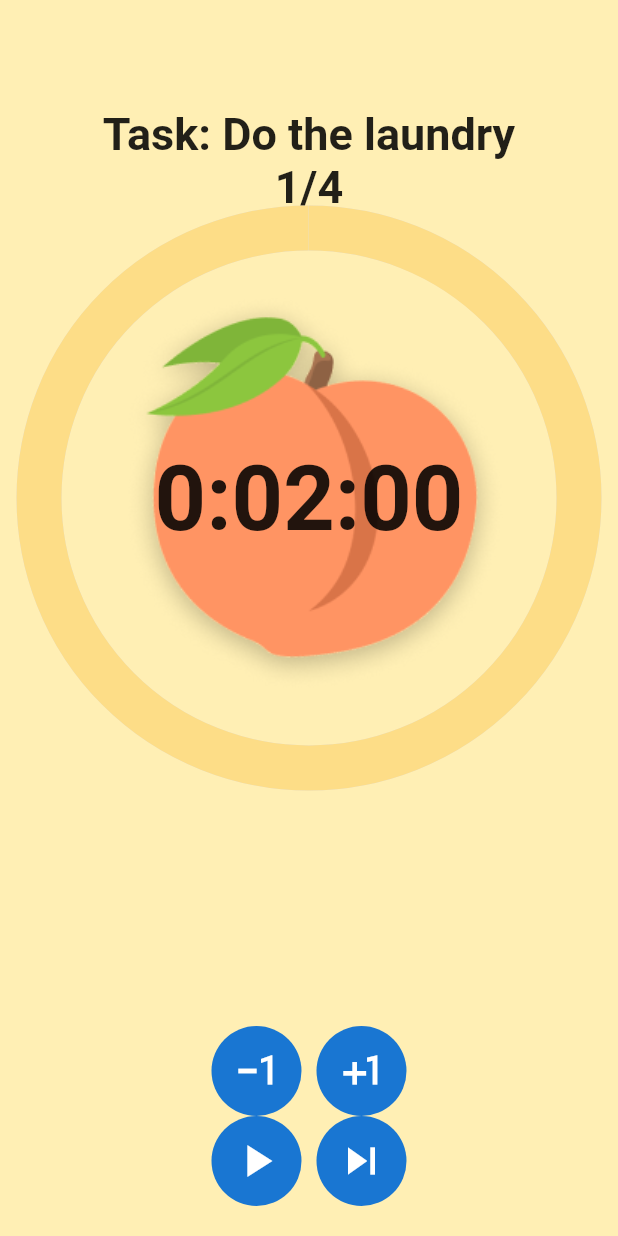
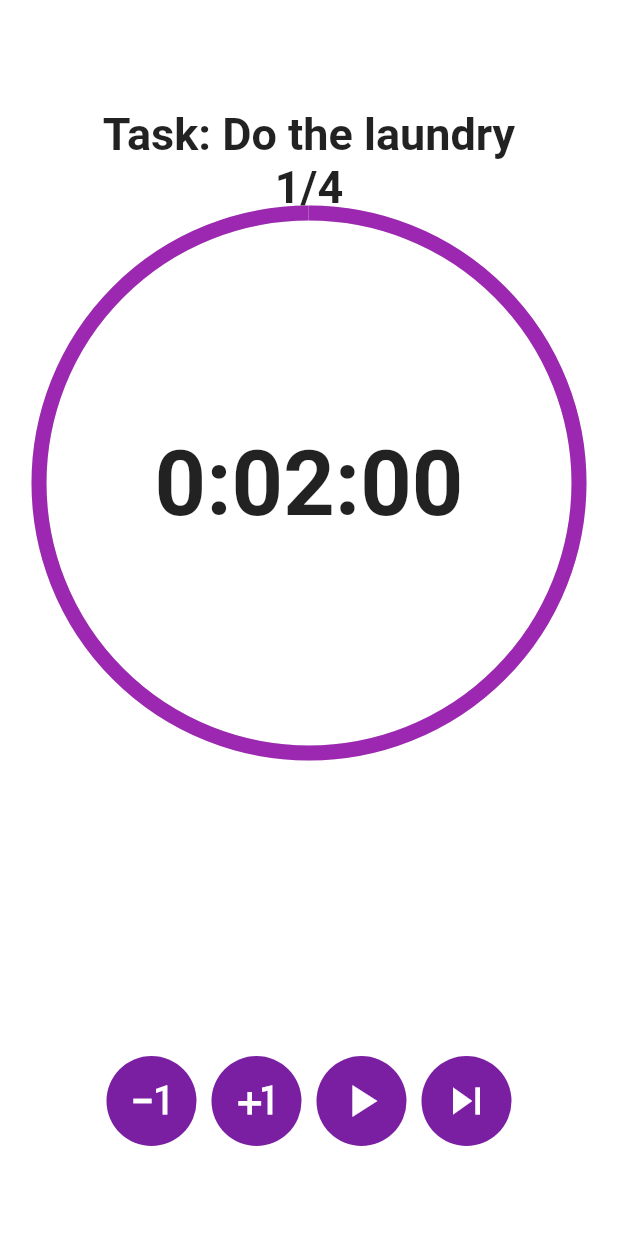
Before and after one commit to xkrystiandutka/GibT, a Flutter app: the screen it shows after launch, on a phone screen of 412 x 824 dp. Run offline on Flutter 3.47's test engine with Material 2 defaults, Android fonts, the phone set to English and light mode, and no system bars; missing offline and left inert: flutter_ringtone_player.

Commit message:
Change theme

```diff
--- a/lib/main.dart
+++ b/lib/main.dart
@@ -12,7 +12,8 @@ class MyApp extends StatelessWidget {
       debugShowCheckedModeBanner: false,
       title: 'Flutter Countdown app',
       theme: ThemeData(
-        primarySwatch: Colors.blue,
+        primarySwatch: Colors.purple,
+        iconTheme: IconThemeData(color: Colors.purpleAccent),
       ),
       home: CountdownPage(),
     );
--- a/lib/views/countdown-page.dart
+++ b/lib/views/countdown-page.dart
@@ -96,7 +96,7 @@ class _CountdownPageState extends State<CountdownPage>
   @override
   Widget build(BuildContext context) {
     return Scaffold(
-      backgroundColor: Color(0xffffefb4),
+      backgroundColor: Colors.white,
       body: Column(
         children: [
           Expanded(
@@ -113,16 +113,12 @@ class _CountdownPageState extends State<CountdownPage>
                         scale: 10.0, // Adjust the scale factor as per your requirement
                         child: CircularProgressIndicator(
                           backgroundColor: Colors.grey.shade300,
-                          color: Color(0xfffddd87),
+                          color: Colors.purple,
                           value: progress,
-                          strokeWidth: 3,
+                          strokeWidth: 1,
                         ),
                       ),
-                      Image.asset(
-                        'assets/images/peach.png',  // Replace 'your_image.png' with your actual image file path
-                        width: 400,  // Adjust the width and height according to your image size requirements
-                        height: 400,
-                      ),
+
                     ],
                   ),
                 )
@@ -212,7 +208,7 @@ class _CountdownPageState extends State<CountdownPage>
             ),
           ),
           Padding(
-              padding: const EdgeInsets.symmetric(horizontal: 10, vertical: 20),
+              padding: const EdgeInsets.symmetric(horizontal: 10, vertical: 60),
               child: Column(
                 children: [
                   Row(
@@ -253,11 +249,6 @@ class _CountdownPageState extends State<CountdownPage>
                           icon: Icons.plus_one,
                         ),
                       ),
-                    ],
-                  ),
-                  Row(
-                    mainAxisAlignment: MainAxisAlignment.center,
-                    children: [
                       GestureDetector(
                         onTap: () {
                           if (controller.isAnimating) {
@@ -294,6 +285,12 @@ class _CountdownPageState extends State<CountdownPage>
                       ),
                     ],
                   ),
+                  Row(
+                    mainAxisAlignment: MainAxisAlignment.center,
+                    children: [
+
+                    ],
+                  ),
                 ],
               ))
         ],
```
Also changed, not shown: assets/images/background.png (deleted).
